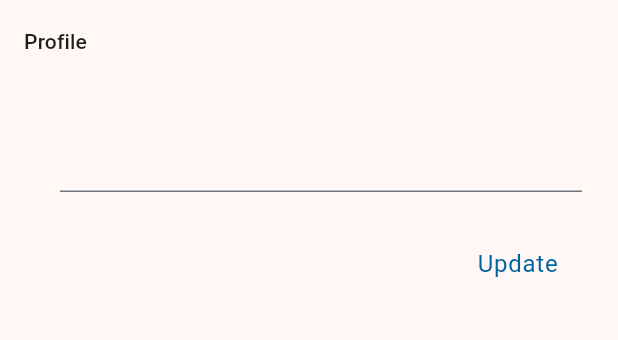
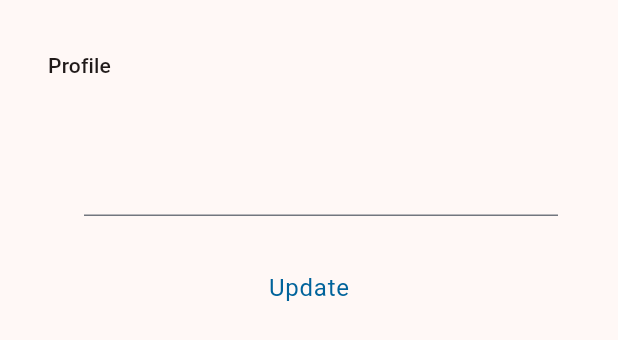
Before and after one commit to sacrilegioushero220/Learners-Choice-App, a Flutter app: the CustomBottomSheet widget shown alone on an empty page, opened directly, on a phone screen of 412 x 824 dp. Shown: the top 340 px of the screen. Run offline on Flutter 3.47's test engine with Material 3 defaults, Android fonts, the phone set to English and light mode, and no system bars; our stand-ins replace flutter_bloc, go_router, google_fonts, image_picker, sqflite; accounts and stored records are empty.

Commit message:
fixed profile record replaceable in DB

```diff
--- a/lib/core/blocs/Profile_bloc/profile_event.dart
+++ b/lib/core/blocs/Profile_bloc/profile_event.dart
@@ -18,3 +18,5 @@ final class SaveProfileEvent extends ProfileEvent {
 
   SaveProfileEvent({required this.profileName, required this.profilePicPath});
 }
+
+final class DisplayProfileEvent extends ProfileEvent {}
--- a/lib/core/blocs/Profile_bloc/profile_state.dart
+++ b/lib/core/blocs/Profile_bloc/profile_state.dart
@@ -19,6 +19,12 @@ final class SavingProfileState extends ProfileState {}
 
 final class ProfileSavedState extends ProfileState {}
 
+final class ProfileQueriedState extends ProfileState {
+  final Profile? profile;
+
+  ProfileQueriedState({required this.profile});
+}
+
 class ErrorState extends ProfileState {
   final String error;
   ErrorState(this.error);
--- a/lib/core/widgets/profile_bottom_sheet.dart
+++ b/lib/core/widgets/profile_bottom_sheet.dart
@@ -4,8 +4,15 @@ Future<dynamic> showProfileDialog(
   BuildContext context,
 ) {
   return showModalBottomSheet(
-    context: context,
-    builder: (context) => SafeArea(
+      context: context, builder: (context) => const CustomBottomSheet());
+}
+
+class CustomBottomSheet extends StatelessWidget {
+  const CustomBottomSheet({super.key});
+
+  @override
+  Widget build(BuildContext context) {
+    return SafeArea(
       child: ListView(
         padding: const EdgeInsets.all(16),
         keyboardDismissBehavior: ScrollViewKeyboardDismissBehavior.onDrag,
@@ -46,60 +53,6 @@ Future<dynamic> showProfileDialog(
           const SizedBox(height: 10),
         ],
       ),
-    ),
-  );
-}
-
-class CustomBottomSheet extends StatelessWidget {
-  const CustomBottomSheet({super.key});
-
-  @override
-  Widget build(BuildContext context) {
-    return Padding(
-      padding: MediaQuery.of(context).viewInsets,
-      child: SafeArea(
-        child: Column(
-          mainAxisSize: MainAxisSize.min,
-          crossAxisAlignment: CrossAxisAlignment.end,
-          children: [
-            const ListTile(
-              title: Text("Profile"),
-            ),
-            Row(
-              children: [
-                const SizedBox(width: 16),
-                //  PaisaUserImageWidget(pickImage: () => _pickImage(context)),
-                Expanded(
-                  child: Padding(
-                    padding: const EdgeInsets.all(24.0),
-                    child: TextFormField(
-                      keyboardType: TextInputType.name,
-                      onChanged: (value) {},
-                    ),
-                  ),
-                ),
-              ],
-            ),
-            Padding(
-              padding: const EdgeInsets.symmetric(horizontal: 16),
-              child: TextButton(
-                style: TextButton.styleFrom(
-                  shape: RoundedRectangleBorder(
-                    borderRadius: BorderRadius.circular(24),
-                  ),
-                  padding: const EdgeInsets.symmetric(
-                    horizontal: 24,
-                    vertical: 12,
-                  ),
-                ),
-                onPressed: () {},
-                child: const Text("Update"),
-              ),
-            ),
-            const SizedBox(height: 10)
-          ],
-        ),
-      ),
     );
   }
 }
```
Also changed, not shown: lib/Presentation/Intro/image_screen.dart (+7 -41 lines), lib/Presentation/home/home_screen.dart (+4 -3 lines), lib/core/blocs/Profile_bloc/profile_bloc.dart (+25 -0 lines), lib/data/repository/profile_repo.dart (+7 -6 lines).
